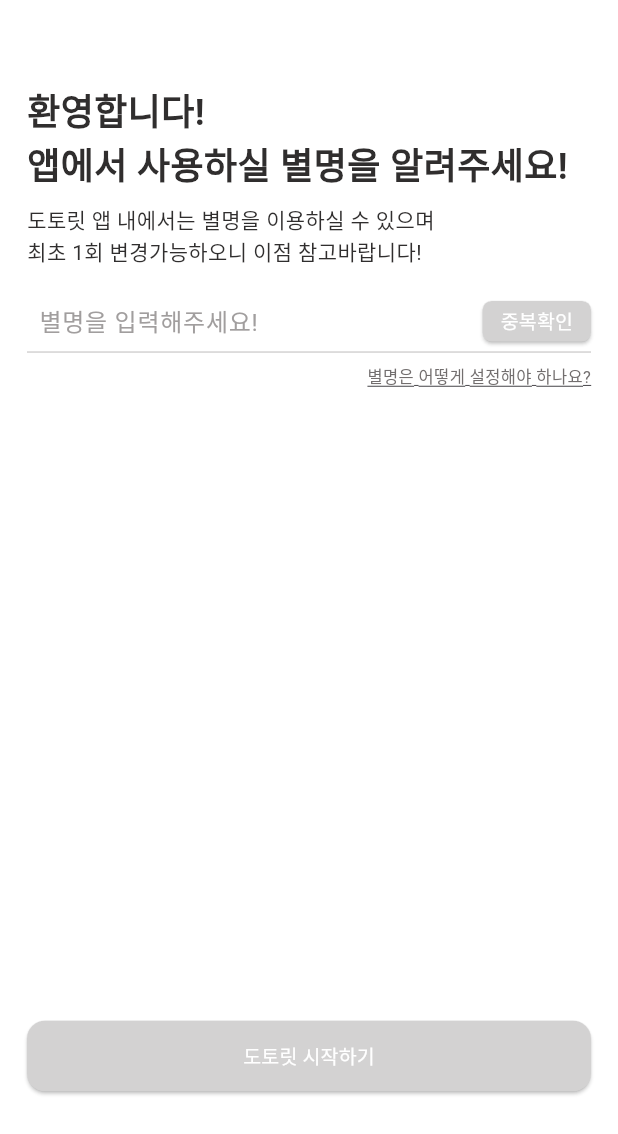
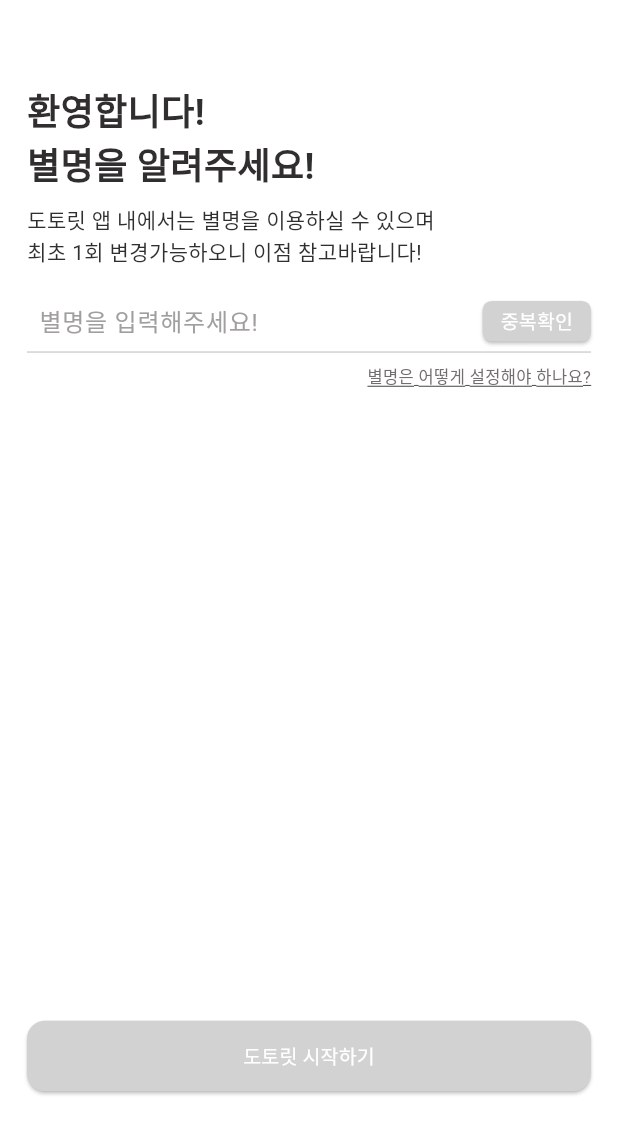
Before and after one commit to DangMooG/dangmoog-front, a Flutter app: the NicknamePage screen opened directly, on a phone screen of 412 x 824 dp. Shown: the top 1134 px of the screen. Run offline on Flutter 3.47's test engine with Material 3 defaults, Android fonts, the phone set to English and light mode, and no system bars; our stand-ins replace cached_network_image, carousel_slider, dio, dropdown_button2, firebase_core, flutter_secure_storage and 2 more; missing offline and left inert: keyboard_height_plugin; accounts and stored records are empty; Roboto replaces fonts that are missing (Pretendard); project files that could hold a hidden picture were left out.

Commit message:
Chore: change nickname page welcome text

```diff
--- a/dangmoog/lib/screens/auth/nickname.dart
+++ b/dangmoog/lib/screens/auth/nickname.dart
@@ -182,7 +182,7 @@ class _NicknamePageState extends State<NicknamePage> {
       crossAxisAlignment: CrossAxisAlignment.start,
       children: [
         Text(
-          '환영합니다!\n앱에서 사용하실 별명을 알려주세요!',
+          '환영합니다!\n별명을 알려주세요!',
           style: TextStyle(
             color: Color(0xFF302E2E),
             fontSize: 24,
```
